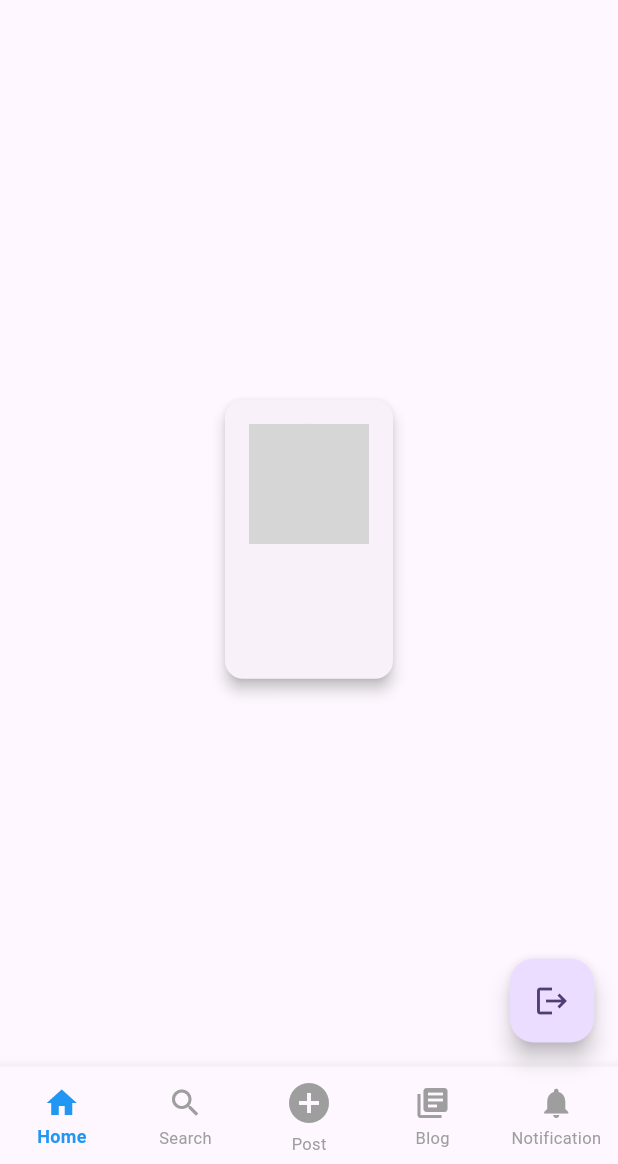
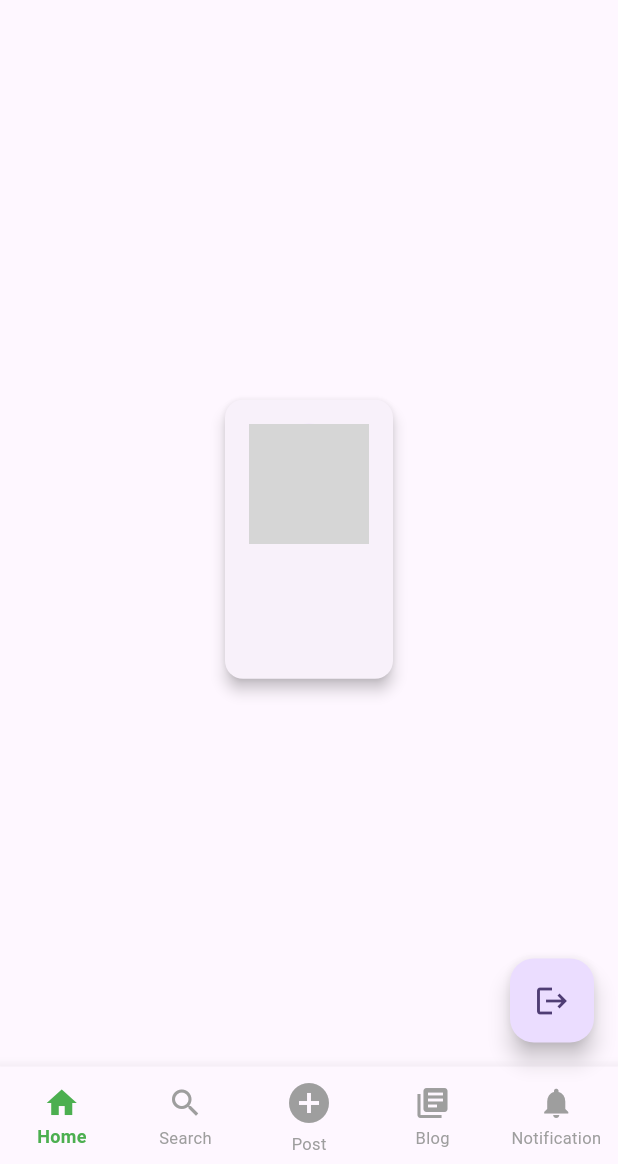
Before and after one commit to ShubhamG2004/AgroNex, a Flutter app: the screen it shows once a user with an empty profile is signed in, on a phone screen of 412 x 824 dp, the part 72-1236 px from its top. Run offline on Flutter 3.47's test engine with Material 3 defaults, Android fonts, the phone set to English and light mode, and no system bars; our stand-ins replace cloud_firestore, firebase_auth, firebase_core, firebase_storage, get, google_sign_in and 1 more; accounts and stored records are empty; network calls fail; grey boxes are pictures that could not be loaded.

Commit message:
modified:   lib/Connections/ConnectionsPage.dart 	modified:   lib/homepage.dart

```diff
--- a/lib/Connections/ConnectionsPage.dart
+++ b/lib/Connections/ConnectionsPage.dart
@@ -58,9 +58,6 @@ class _ConnectionsPageState extends State<ConnectionsPage> {
   @override
   Widget build(BuildContext context) {
     return Scaffold(
-      appBar: AppBar(
-        title: const Text('Follower'),
-      ),
       body: Center(
         child: isLoading
             ? CircularProgressIndicator()
--- a/lib/homepage.dart
+++ b/lib/homepage.dart
@@ -16,6 +16,7 @@ class _HomepageState extends State<Homepage> {
   final user = FirebaseAuth.instance.currentUser;
   int _selectedIndex = 0;
   Map<String, dynamic>? userData;
+  PageController _pageController = PageController();
 
   @override
   void initState() {
@@ -43,15 +44,16 @@ class _HomepageState extends State<Homepage> {
   }
 
   void _onItemTapped(int index) {
-    if (index == 1) {
-      Navigator.push(
-        context,
-        MaterialPageRoute(builder: (context) => ConnectionsPage()),
-      );
+    if (index == 2) {
+      // Handle post action
+      // You can navigate to a different screen or show a dialog
+      // Example: Navigator.push(context, MaterialPageRoute(builder: (context) => PostPage()));
+      return;
     } else {
       setState(() {
         _selectedIndex = index;
       });
+      _pageController.jumpToPage(index);
     }
   }
 
@@ -72,7 +74,15 @@ class _HomepageState extends State<Homepage> {
           ),
         ],
       ),
-      body: Center(
+      body: PageView(
+        controller: _pageController,
+        onPageChanged: (index) {
+          setState(() {
+            _selectedIndex = index;
+          });
+        },
+        children: [
+          Center(
             child: userData != null
                 ? Card(
               elevation: 4,
@@ -100,6 +110,12 @@ class _HomepageState extends State<Homepage> {
               ),
             )
                 : CircularProgressIndicator(),
+          ),
+          ConnectionsPage(),
+          Center(child: Text('Placeholder for Post Page')), // Placeholder for Post page
+          Center(child: Text('Blog Page')), // Placeholder for Blog page
+          Center(child: Text('Notifications Page')), // Placeholder for Notifications page
+        ],
       ),
       floatingActionButton: FloatingActionButton(
         onPressed: () => signout(),
@@ -144,7 +160,7 @@ class _HomepageState extends State<Homepage> {
           ),
         ],
         currentIndex: _selectedIndex,
-        selectedItemColor: Colors.blue,
+        selectedItemColor: Colors.green,
         unselectedItemColor: Colors.grey,
         onTap: _onItemTapped,
         type: BottomNavigationBarType.fixed, // To keep all items visible
```
Lines whose indentation alone changed are shown as unchanged.
